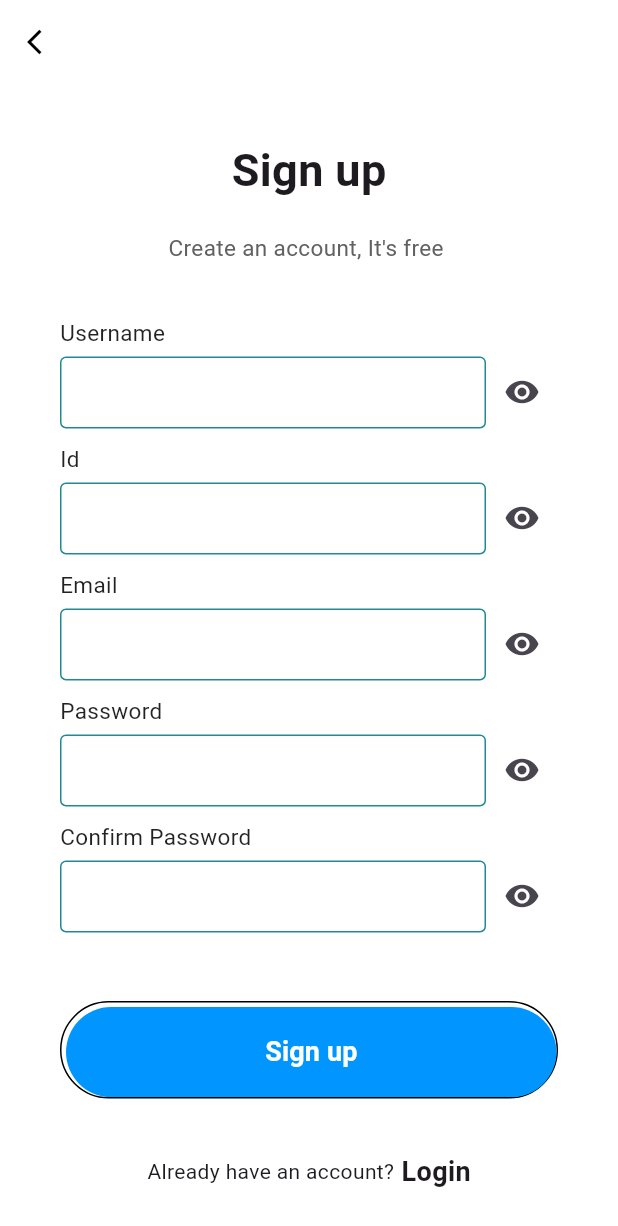
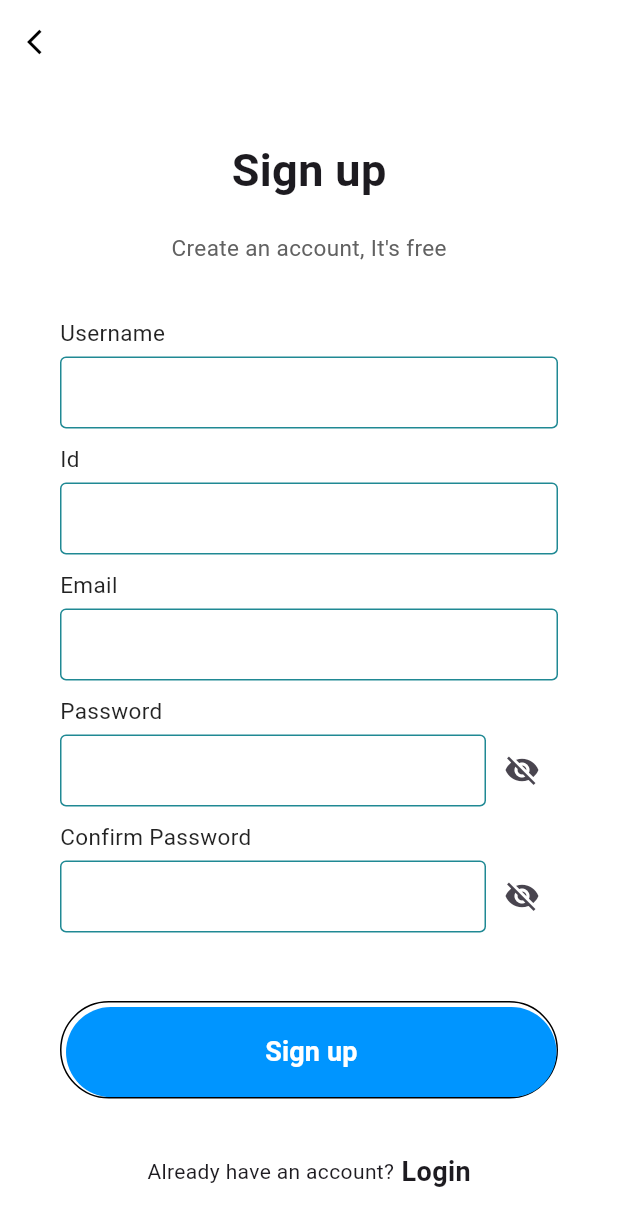
Before and after one commit to nanafarhanj/project, a Flutter app: the SignupPage screen opened directly, on a phone screen of 412 x 824 dp. Shown: the top 1226 px of the screen. Run offline on Flutter 3.47's test engine with Material 3 defaults, Android fonts, the phone set to English and light mode, and no system bars; our stand-ins replace file_picker, line_awesome_flutter; missing offline and left inert: time_planner.

Commit message:
Update signup.dart

```diff
--- a/flutter_app/lib/signup.dart
+++ b/flutter_app/lib/signup.dart
@@ -1,5 +1,6 @@
+// import 'dart:io';
 import 'package:flutter/material.dart';
-import 'package:flutter_application_4/login.dart';
+import 'login.dart';
 
 class SignupPage extends StatefulWidget {
   @override
@@ -7,7 +8,23 @@ class SignupPage extends StatefulWidget {
 }
 
 class SignupPageState extends State<SignupPage> {
-  bool isObscure = false;
+  bool isObscure = true;
+  // final usernameController = TextEditingController();
+  // final idController = TextEditingController();
+  // final emailController = TextEditingController();
+  // final passwordController = TextEditingController();
+  // final confirmPasswordController = TextEditingController();
+
+  // void signup(String username, String password) async {
+  //   Socket socket = await Socket.connect('192.168.1.37', 12345);
+  //   socket.write('signup-$username-$password\n');
+  //   socket.flush();
+  //   socket.listen((data) {
+  //     print(String.fromCharCodes(data).trim());
+  //     socket.destroy();
+  //   });
+  // }
+
   @override
   Widget build(BuildContext context) {
     return Scaffold(
@@ -15,11 +32,10 @@ class SignupPageState extends State<SignupPage> {
       backgroundColor: Colors.white,
       appBar: AppBar(
         elevation: 0,
-        // brightness: Brightness.light,
         backgroundColor: Colors.white,
         leading: IconButton(
           onPressed: () {
-            Navigator.pop(context); //go back to the previous screen
+            Navigator.pop(context);
           },
           icon: Icon(
             Icons.arrow_back_ios,
@@ -45,42 +61,50 @@ class SignupPageState extends State<SignupPage> {
                       fontWeight: FontWeight.bold,
                     ),
                   ),
-                  SizedBox(
-                    height: 20,
+                  SizedBox(height: 20),
+                  Text(
+                    "Create an account, It's free",
+                    style: TextStyle(fontSize: 15, color: Colors.grey[700]),
                   ),
-                  Text(
-                    "Create an account, It's free ",
-                    style: TextStyle(fontSize: 15, color: Colors.grey[700]),
-                  )
                 ],
               ),
               Column(
                 children: <Widget>[
                   inputFile(label: "Username"),
+                  // controller: usernameController),
                   inputFile(label: "Id"),
+                  //  controller: idController),
                   inputFile(label: "Email"),
-                  inputFile(label: "Password", obscureText: true),
-                  inputFile(label: "Confirm Password ", obscureText: true),
+                  //  controller: emailController),
+                  inputFile(
+                      label: "Password",
+                      obscureText: true,
+                  ),
+                      // controller: passwordController),
+                  inputFile(
+                      label: "Confirm Password",
+                      obscureText: true,),
+                      // controller: confirmPasswordController),
                 ],
               ),
               Container(
                 padding: EdgeInsets.only(top: 3, left: 3),
                 decoration: BoxDecoration(
                   borderRadius: BorderRadius.circular(50),
-                    border: Border(
-                      bottom: BorderSide(color: Colors.black),
-                      top: BorderSide(color: Colors.black),
-                      left: BorderSide(color: Colors.black),
-                      right: BorderSide(color: Colors.black),
-                    )),
+                  border: Border.all(color: Colors.black),
+                ),
                 child: MaterialButton(
                   minWidth: double.infinity,
                   height: 60,
                   onPressed: () {
-                    Navigator.push(
-                          context,
-                          MaterialPageRoute(
-                              builder: (context) => LoginPage()));
+                    // if (passwordController.text ==
+                    //     confirmPasswordController.text) {
+                    //   signup(usernameController.text, passwordController.text);
+                      Navigator.push(context,
+                          MaterialPageRoute(builder: (context) => LoginPage()));
+                    // } else {
+                    //   // show error message
+                    // }
                   },
                   color: Color(0xff0095FF),
                   elevation: 0,
@@ -123,8 +147,7 @@ class SignupPageState extends State<SignupPage> {
     );
   }
 
-// we will be creating a widget for text field
-  Widget inputFile({label, obscureText = false}) {
+  Widget inputFile({label, obscureText = false, controller}) {
     return Column(
       crossAxisAlignment: CrossAxisAlignment.start,
       children: <Widget>[
@@ -140,6 +163,7 @@ class SignupPageState extends State<SignupPage> {
           children: <Widget>[
             Expanded(
               child: TextField(
+                controller: controller,
                 obscureText: obscureText && isObscure,
                 decoration: InputDecoration(
                   contentPadding:
@@ -155,6 +179,7 @@ class SignupPageState extends State<SignupPage> {
                 ),
               ),
             ),
+            if (obscureText)
               IconButton(
                 icon: Icon(isObscure ? Icons.visibility_off : Icons.visibility),
                 onPressed: () {
@@ -165,9 +190,7 @@ class SignupPageState extends State<SignupPage> {
               ),
           ],
         ),
-        SizedBox(
-          height: 10,
-        )
+        SizedBox(height: 10),
       ],
     );
   }
```
Lines whose indentation alone changed are shown as unchanged.
